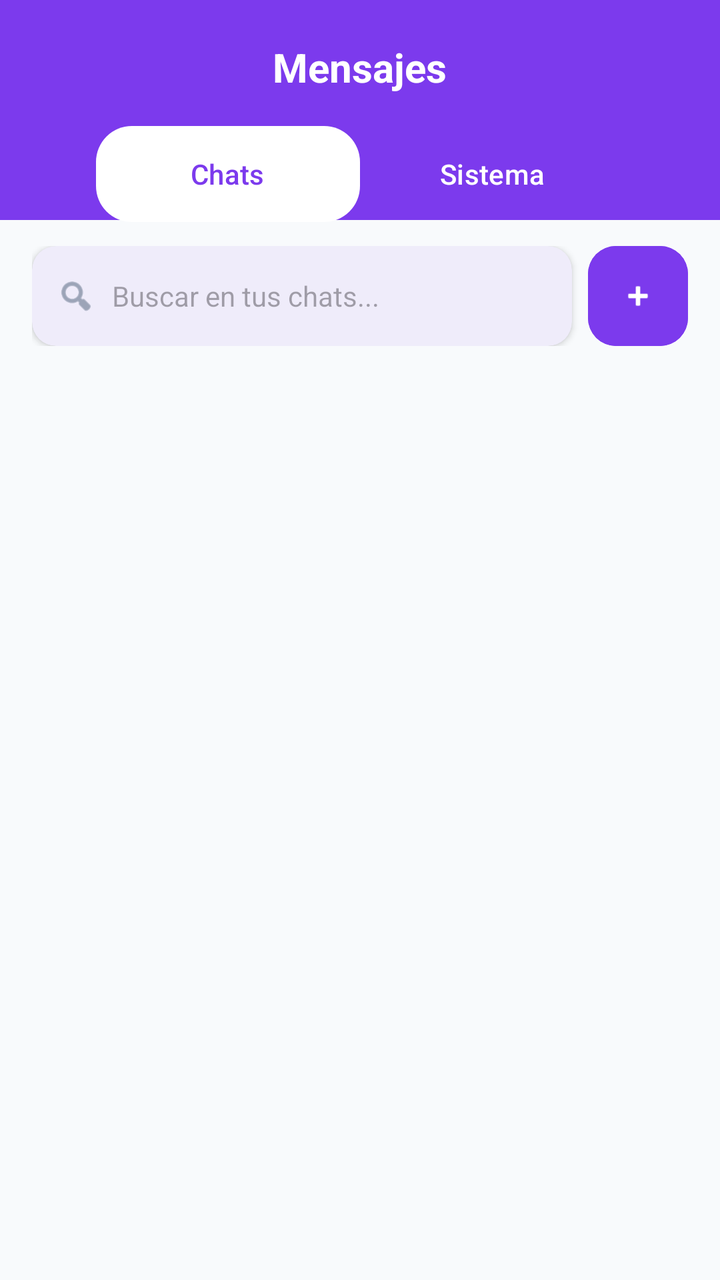
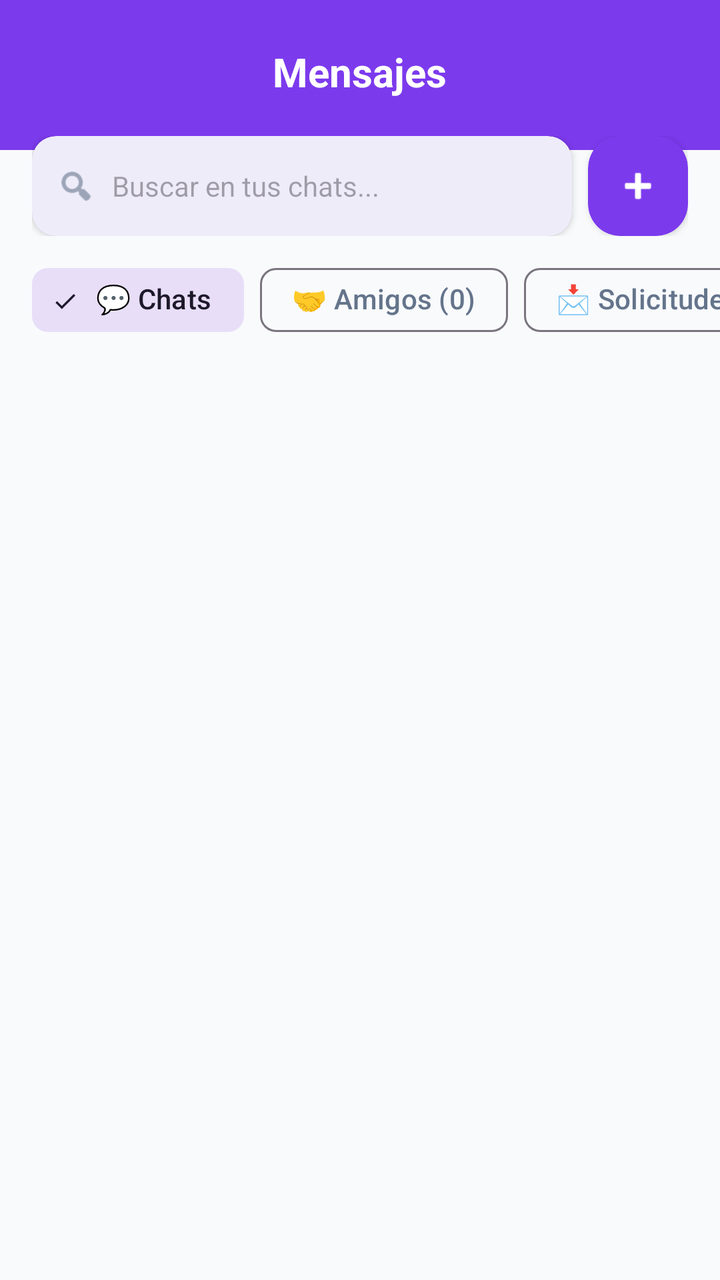

Compare the two renders of this Android layout. The source of the first and the diff that turns it into the second are given below.
<!-- AndroidManifest.xml: application theme Theme.Gomezmart -->
<!-- res/layout/fragment_buyer_chats.xml -->
<?xml version="1.0" encoding="utf-8"?>
<androidx.constraintlayout.widget.ConstraintLayout xmlns:android="http://schemas.android.com/apk/res/android"
    xmlns:app="http://schemas.android.com/apk/res-auto"
    android:layout_width="match_parent"
    android:layout_height="match_parent"
    android:background="?attr/colorSurface">

    
    <View
        android:id="@+id/topHeaderBackgroundBuyerChats"
        android:layout_width="match_parent"
        android:layout_height="110dp"
        android:background="@color/purple_600"
        app:layout_constraintTop_toTopOf="parent" />

    
    <RelativeLayout
        android:id="@+id/headerBuyerChats"
        android:layout_width="match_parent"
        android:layout_height="wrap_content"
        android:paddingHorizontal="24dp"
        android:paddingTop="20dp"
        app:layout_constraintTop_toTopOf="parent">

        <TextView
            android:id="@+id/tvTitleChats"
            android:layout_width="wrap_content"
            android:layout_height="wrap_content"
            android:layout_centerHorizontal="true"
            android:text="Mensajes"
            android:textColor="@android:color/white"
            android:textSize="20sp"
            android:textStyle="bold" />

        
        <com.google.android.material.tabs.TabLayout
            android:id="@+id/tabLayoutBuyerChats"
            android:layout_width="match_parent"
            android:layout_height="wrap_content"
            android:layout_below="@id/tvTitleChats"
            android:layout_marginTop="16dp"
            android:layout_marginStart="24dp"
            android:layout_marginEnd="24dp"
            android:background="@android:color/transparent"
            app:tabMode="fixed"
            app:tabGravity="fill"
            app:tabBackground="@drawable/bg_tab_pill_selector"
            app:tabIndicatorHeight="0dp"
            app:tabSelectedTextColor="@color/purple_600"
            app:tabTextColor="@android:color/white"
            app:tabPaddingStart="0dp"
            app:tabPaddingEnd="0dp"
            app:tabRippleColor="@android:color/transparent">
            <com.google.android.material.tabs.TabItem
                android:layout_width="wrap_content"
                android:layout_height="wrap_content"
                android:text="Chats" />
            <com.google.android.material.tabs.TabItem
                android:layout_width="wrap_content"
                android:layout_height="wrap_content"
                android:text="Sistema" />
        </com.google.android.material.tabs.TabLayout>
    </RelativeLayout>

    
    <androidx.constraintlayout.widget.ConstraintLayout
        android:id="@+id/layoutChatsSection"
        android:layout_width="match_parent"
        android:layout_height="0dp"
        android:visibility="visible"
        app:layout_constraintBottom_toBottomOf="parent"
        app:layout_constraintTop_toBottomOf="@id/headerBuyerChats">

        <LinearLayout
            android:id="@+id/layoutSearchRow"
            android:layout_width="match_parent"
            android:layout_height="wrap_content"
            android:layout_marginStart="16dp"
            android:layout_marginEnd="16dp"
            android:layout_marginTop="12dp"
            android:orientation="horizontal"
            android:gravity="center_vertical"
            app:layout_constraintTop_toTopOf="parent">

            <com.google.android.material.card.MaterialCardView
                android:id="@+id/cardSearchUser"
                android:layout_width="0dp"
                android:layout_height="50dp"
                android:layout_weight="1"
                app:cardCornerRadius="12dp"
                app:cardElevation="2dp"
                app:strokeWidth="0dp">

                <LinearLayout
                    android:layout_width="match_parent"
                    android:layout_height="match_parent"
                    android:orientation="horizontal"
                    android:gravity="center_vertical"
                    android:paddingHorizontal="12dp">

                    <ImageView
                        android:layout_width="20dp"
                        android:layout_height="20dp"
                        android:src="@android:drawable/ic_menu_search"
                        app:tint="?attr/colorOnSurfaceVariant" />

                    <EditText
                        android:id="@+id/etSearchUserChat"
                        android:layout_width="match_parent"
                        android:layout_height="match_parent"
                        android:layout_marginStart="8dp"
                        android:background="@android:color/transparent"
                        android:hint="Buscar en tus chats..."
                        android:textSize="14sp"
                        android:inputType="text"
                        android:maxLines="1"
                        android:textColor="?attr/colorOnSurface" />
                </LinearLayout>
            </com.google.android.material.card.MaterialCardView>

            
            <com.google.android.material.button.MaterialButton
                android:id="@+id/btnAddUserChat"
                style="@style/Widget.Material3.Button.TonalButton"
                android:layout_width="50dp"
                android:layout_height="50dp"
                android:layout_marginStart="8dp"
                android:padding="0dp"
                android:insetLeft="0dp"
                android:insetTop="0dp"
                android:insetRight="0dp"
                android:insetBottom="0dp"
                android:backgroundTint="@color/purple_600"
                app:icon="@android:drawable/ic_input_add"
                app:iconTint="@color/white"
                app:iconGravity="textStart"
                app:iconPadding="0dp"
                app:cornerRadius="14dp" />
        </LinearLayout>

        <androidx.recyclerview.widget.RecyclerView
            android:id="@+id/rvChats"
            android:layout_width="match_parent"
            android:layout_height="0dp"
            android:layout_marginTop="8dp"
            app:layout_constraintBottom_toBottomOf="parent"
            app:layout_constraintTop_toBottomOf="@id/layoutSearchRow" />

        
        <LinearLayout
            android:id="@+id/layoutEmptyChats"
            android:layout_width="match_parent"
            android:layout_height="wrap_content"
            android:orientation="vertical"
            android:gravity="center"
            android:padding="32dp"
            android:visibility="gone"
            app:layout_constraintTop_toBottomOf="@id/layoutSearchRow"
            app:layout_constraintBottom_toBottomOf="parent">

            <TextView
                android:layout_width="wrap_content"
                android:layout_height="wrap_content"
                android:text="💬"
                android:textSize="48sp" />

            <TextView
                android:layout_width="wrap_content"
                android:layout_height="wrap_content"
                android:layout_marginTop="16dp"
                android:text="Aún no tienes chats"
                android:textColor="@color/slate_900"
                android:textSize="18sp"
                android:textStyle="bold" />

            <TextView
                android:layout_width="wrap_content"
                android:layout_height="wrap_content"
                android:layout_marginTop="8dp"
                android:text="Presiona el botón '+' de arriba para buscar usuarios en línea y empezar a chatear."
                android:textColor="@color/slate_500"
                android:textSize="14sp"
                android:gravity="center" />

        </LinearLayout>
    </androidx.constraintlayout.widget.ConstraintLayout>

    
    <androidx.recyclerview.widget.RecyclerView
        android:id="@+id/rvMessages"
        android:layout_width="match_parent"
        android:layout_height="0dp"
        android:paddingTop="16dp"
        android:clipToPadding="false"
        android:visibility="gone"
        app:layout_constraintBottom_toBottomOf="parent"
        app:layout_constraintTop_toBottomOf="@id/headerBuyerChats" />

    
    <LinearLayout
        android:id="@+id/layoutEmptyMailbox"
        android:layout_width="wrap_content"
        android:layout_height="wrap_content"
        android:gravity="center"
        android:orientation="vertical"
        android:visibility="gone"
        app:layout_constraintBottom_toBottomOf="parent"
        app:layout_constraintEnd_toEndOf="parent"
        app:layout_constraintStart_toStartOf="parent"
        app:layout_constraintTop_toBottomOf="@id/topHeaderBackgroundBuyerChats">

        <ImageView
            android:layout_width="80dp"
            android:layout_height="80dp"
            android:src="@android:drawable/ic_dialog_email"
            android:alpha="0.2" />

        <TextView
            android:layout_width="wrap_content"
            android:layout_height="wrap_content"
            android:layout_marginTop="16dp"
            android:text="No hay mensajes nuevos"
            android:textColor="?attr/colorOnSurfaceVariant"
            android:alpha="0.5" />
    </LinearLayout>

</androidx.constraintlayout.widget.ConstraintLayout>
<!-- resources referenced by this layout -->
<resources>
  <color name="purple_600">#7C3AED</color>
  <color name="slate_500">#64748B</color>
  <color name="slate_900">#0F172A</color>
  <color name="white">#FFFFFFFF</color>
  <!-- drawable bg_tab_pill_selector (drawable) -->
  <?xml version="1.0" encoding="utf-8"?>
  <selector xmlns:android="http://schemas.android.com/apk/res/android">
      
      <item android:state_selected="true">
          <shape android:shape="rectangle">
              <solid android:color="@android:color/white" />
              <corners android:radius="18dp" />
          </shape>
      </item>
      
      <item>
          <shape android:shape="rectangle">
              <solid android:color="@android:color/transparent" />
              <corners android:radius="18dp" />
          </shape>
      </item>
  </selector>
  <style name="Theme.Gomezmart" parent="Base.Theme.Gomezmart" />
  <style name="Base.Theme.Gomezmart" parent="Theme.Material3.DayNight.NoActionBar">
          <item name="colorPrimary">@color/purple_600</item>
          <item name="colorOnPrimary">@color/white</item>
          <item name="colorSecondary">@color/indigo_500</item>
          <item name="colorSurface">@color/slate_50</item>
          <item name="colorOnSurface">@color/slate_900</item>
          <item name="colorOnSurfaceVariant">@color/slate_500</item>
          <item name="colorSurfaceContainer">@color/white</item>
          <item name="android:windowBackground">@color/slate_50</item>
      </style>
  <color name="indigo_500">#6366F1</color>
  <color name="slate_50">#F8FAFC</color>
</resources>

<!-- the commit's change to res/layout/fragment_buyer_chats.xml (unified diff, before → after) -->
@@ -9,58 +9,60 @@
     <View
         android:id="@+id/topHeaderBackgroundBuyerChats"
         android:layout_width="match_parent"
-        android:layout_height="110dp"
+        android:layout_height="75dp"
         android:background="@color/purple_600"
         app:layout_constraintTop_toTopOf="parent" />
 
     
-    <RelativeLayout
+    <LinearLayout
         android:id="@+id/headerBuyerChats"
         android:layout_width="match_parent"
         android:layout_height="wrap_content"
+        android:orientation="vertical"
         android:paddingHorizontal="24dp"
-        android:paddingTop="20dp"
+        android:paddingTop="16dp"
         app:layout_constraintTop_toTopOf="parent">
 
-        <TextView
-            android:id="@+id/tvTitleChats"
-            android:layout_width="wrap_content"
-            android:layout_height="wrap_content"
-            android:layout_centerHorizontal="true"
-            android:text="Mensajes"
-            android:textColor="@android:color/white"
-            android:textSize="20sp"
-            android:textStyle="bold" />
-
-        
-        <com.google.android.material.tabs.TabLayout
-            android:id="@+id/tabLayoutBuyerChats"
-            android:layout_width="match_parent"
-            android:layout_height="wrap_content"
-            android:layout_below="@id/tvTitleChats"
-            android:layout_marginTop="16dp"
-            android:layout_marginStart="24dp"
-            android:layout_marginEnd="24dp"
-            android:background="@android:color/transparent"
-            app:tabMode="fixed"
-            app:tabGravity="fill"
-            app:tabBackground="@drawable/bg_tab_pill_selector"
-            app:tabIndicatorHeight="0dp"
-            app:tabSelectedTextColor="@color/purple_600"
-            app:tabTextColor="@android:color/white"
-            app:tabPaddingStart="0dp"
-            app:tabPaddingEnd="0dp"
-            app:tabRippleColor="@android:color/transparent">
-            <com.google.android.material.tabs.TabItem
-                android:layout_width="wrap_content"
-                android:layout_height="wrap_content"
-                android:text="Chats" />
-            <com.google.android.material.tabs.TabItem
-                android:layout_width="wrap_content"
-                android:layout_height="wrap_content"
-                android:text="Sistema" />
-        </com.google.android.material.tabs.TabLayout>
-    </RelativeLayout>
+        <RelativeLayout
+            android:layout_width="match_parent"
+            android:layout_height="wrap_content"
+            android:minHeight="40dp">
+
+            <com.google.android.material.card.MaterialCardView
+                android:id="@+id/btnBackBuyerChats"
+                android:layout_width="40dp"
+                android:layout_height="40dp"
+                android:layout_alignParentStart="true"
+                android:layout_centerVertical="true"
+                android:clickable="true"
+                android:focusable="true"
+                android:foreground="?attr/selectableItemBackground"
+                android:visibility="gone"
+                app:cardBackgroundColor="@color/white"
+                app:cardCornerRadius="20dp"
+                app:cardElevation="4dp"
+                app:strokeWidth="0dp">
+
+                <TextView
+                    android:layout_width="match_parent"
+                    android:layout_height="match_parent"
+                    android:gravity="center"
+                    android:includeFontPadding="false"
+                    android:text="⬅️"
+                    android:textSize="20sp" />
+            </com.google.android.material.card.MaterialCardView>
+
+            <TextView
+                android:id="@+id/tvTitleChats"
+                android:layout_width="wrap_content"
+                android:layout_height="wrap_content"
+                android:layout_centerInParent="true"
+                android:text="Mensajes"
+                android:textColor="@android:color/white"
+                android:textSize="20sp"
+                android:textStyle="bold" />
+        </RelativeLayout>
+    </LinearLayout>
 
     
     <androidx.constraintlayout.widget.ConstraintLayout
@@ -119,32 +121,77 @@
             </com.google.android.material.card.MaterialCardView>
 
             
-            <com.google.android.material.button.MaterialButton
+            <com.google.android.material.card.MaterialCardView
                 android:id="@+id/btnAddUserChat"
-                style="@style/Widget.Material3.Button.TonalButton"
                 android:layout_width="50dp"
                 android:layout_height="50dp"
                 android:layout_marginStart="8dp"
-                android:padding="0dp"
-                android:insetLeft="0dp"
-                android:insetTop="0dp"
-                android:insetRight="0dp"
-                android:insetBottom="0dp"
-                android:backgroundTint="@color/purple_600"
-                app:icon="@android:drawable/ic_input_add"
-                app:iconTint="@color/white"
-                app:iconGravity="textStart"
-                app:iconPadding="0dp"
-                app:cornerRadius="14dp" />
+                android:clickable="true"
+                android:focusable="true"
+                android:foreground="?attr/selectableItemBackground"
+                app:cardBackgroundColor="@color/purple_600"
+                app:cardCornerRadius="16dp"
+                app:cardElevation="2dp"
+                app:strokeWidth="0dp">
+
+                <ImageView
+                    android:layout_width="24dp"
+                    android:layout_height="24dp"
+                    android:layout_gravity="center"
+                    android:src="@android:drawable/ic_input_add"
+                    app:tint="@color/white" />
+            </com.google.android.material.card.MaterialCardView>
         </LinearLayout>
+
+        <HorizontalScrollView
+            android:id="@+id/hsvChatsSocialBar"
+            android:layout_width="match_parent"
+            android:layout_height="wrap_content"
+            android:layout_marginTop="8dp"
+            android:paddingHorizontal="16dp"
+            android:clipToPadding="false"
+            android:scrollbars="none"
+            app:layout_constraintTop_toBottomOf="@id/layoutSearchRow">
+
+            <com.google.android.material.chip.ChipGroup
+                android:id="@+id/chipGroupChatsTabs"
+                android:layout_width="wrap_content"
+                android:layout_height="wrap_content"
+                app:singleLine="true"
+                app:singleSelection="true"
+                app:selectionRequired="true">
+
+                <com.google.android.material.chip.Chip
+                    android:id="@+id/chipChatsMain"
+                    style="@style/Widget.Material3.Chip.Filter"
+                    android:layout_width="wrap_content"
+                    android:layout_height="wrap_content"
+                    android:checked="true"
+                    android:text="💬 Chats" />
+
+                <com.google.android.material.chip.Chip
+                    android:id="@+id/chipChatsFriends"
+                    style="@style/Widget.Material3.Chip.Filter"
+                    android:layout_width="wrap_content"
+                    android:layout_height="wrap_content"
+                    android:text="🤝 Amigos (0)" />
+
+                <com.google.android.material.chip.Chip
+                    android:id="@+id/chipChatsMessageRequests"
+                    style="@style/Widget.Material3.Chip.Filter"
+                    android:layout_width="wrap_content"
+                    android:layout_height="wrap_content"
+                    android:text="📩 Solicitudes (0)" />
+            </com.google.android.material.chip.ChipGroup>
+        </HorizontalScrollView>
 
         <androidx.recyclerview.widget.RecyclerView
             android:id="@+id/rvChats"
             android:layout_width="match_parent"
             android:layout_height="0dp"
-            android:layout_marginTop="8dp"
-            app:layout_constraintBottom_toBottomOf="parent"
-            app:layout_constraintTop_toBottomOf="@id/layoutSearchRow" />
+            android:layout_marginTop="6dp"
+            app:layout_constraintBottom_toTopOf="@id/cardGuestInfoBanner"
+            app:layout_constraintTop_toBottomOf="@id/hsvChatsSocialBar" />
 
         
         <LinearLayout
@@ -155,16 +202,18 @@
             android:gravity="center"
             android:padding="32dp"
             android:visibility="gone"
-            app:layout_constraintTop_toBottomOf="@id/layoutSearchRow"
+            app:layout_constraintTop_toBottomOf="@id/hsvChatsSocialBar"
             app:layout_constraintBottom_toBottomOf="parent">
 
             <TextView
+                android:id="@+id/tvEmptyChatsEmoji"
                 android:layout_width="wrap_content"
                 android:layout_height="wrap_content"
                 android:text="💬"
                 android:textSize="48sp" />
 
             <TextView
+                android:id="@+id/tvEmptyChatsTitle"
                 android:layout_width="wrap_content"
                 android:layout_height="wrap_content"
                 android:layout_marginTop="16dp"
@@ -174,54 +223,86 @@
                 android:textStyle="bold" />
 
             <TextView
+                android:id="@+id/tvEmptyChatsSubtitle"
                 android:layout_width="wrap_content"
                 android:layout_height="wrap_content"
                 android:layout_marginTop="8dp"
-                android:text="Presiona el botón '+' de arriba para buscar usuarios en línea y empezar a chatear."
+                android:text="Presiona el botón '+' para buscar otros usuarios en línea y empezar a chatear."
                 android:textColor="@color/slate_500"
                 android:textSize="14sp"
                 android:gravity="center" />
 
+            <com.google.android.material.button.MaterialButton
+                android:id="@+id/btnEmptyOpenCommunity"
+                style="@style/Widget.Material3.Button.TonalButton"
+                android:layout_width="wrap_content"
+                android:layout_height="wrap_content"
+                android:layout_marginTop="16dp"
+                android:text="Explorar Comunidad (+)"
+                android:textColor="@color/purple_700"
+                app:backgroundTint="@color/purple_50"
+                app:cornerRadius="14dp"
+                android:visibility="gone" />
+
         </LinearLayout>
+
+        
+        <com.google.android.material.card.MaterialCardView
+            android:id="@+id/cardGuestInfoBanner"
+            android:layout_width="match_parent"
+            android:layout_height="wrap_content"
+            android:layout_marginHorizontal="16dp"
+            android:layout_marginBottom="16dp"
+            android:layout_marginTop="8dp"
+            app:cardCornerRadius="16dp"
+            app:cardElevation="2dp"
+            app:cardBackgroundColor="@color/white"
+            app:strokeWidth="1dp"
+            app:strokeColor="@color/purple_100"
+            android:visibility="gone"
+            app:layout_constraintBottom_toBottomOf="parent">
+
+            <LinearLayout
+                android:layout_width="match_parent"
+                android:layout_height="wrap_content"
+                android:orientation="vertical"
+                android:gravity="center"
+                android:padding="16dp">
+
+                <TextView
+                    android:layout_width="wrap_content"
+                    android:layout_height="wrap_content"
+                    android:text="🔒 Inicia sesión para chatear"
+                    android:textColor="@color/purple_800"
+                    android:textSize="14sp"
+                    android:textStyle="bold"
+                    android:gravity="center" />
+
+                <TextView
+                    android:layout_width="match_parent"
+                    android:layout_height="wrap_content"
+                    android:layout_marginTop="6dp"
+                    android:text="En modo invitado puedes leer los comunicados oficiales del sistema y explorar la lista de usuarios registrados pulsando el botón '+'."
+                    android:textColor="@color/slate_600"
+                    android:textSize="12sp"
+                    android:gravity="center" />
+
+                <com.google.android.material.button.MaterialButton
+                    android:id="@+id/btnGuestLoginBanner"
+                    style="@style/Widget.Material3.Button"
+                    android:layout_width="wrap_content"
+                    android:layout_height="wrap_content"
+                    android:layout_marginTop="12dp"
+                    android:text="Iniciar sesión / Crear cuenta"
+                    android:textColor="@color/white"
+                    app:backgroundTint="@color/purple_600"
+                    app:cornerRadius="16dp"
+                    android:textSize="13sp"
+                    android:textStyle="bold"
+                    android:paddingHorizontal="20dp"
+                    android:paddingVertical="8dp" />
+            </LinearLayout>
+        </com.google.android.material.card.MaterialCardView>
     </androidx.constraintlayout.widget.ConstraintLayout>
 
-    
-    <androidx.recyclerview.widget.RecyclerView
-        android:id="@+id/rvMessages"
-        android:layout_width="match_parent"
-        android:layout_height="0dp"
-        android:paddingTop="16dp"
-        android:clipToPadding="false"
-        android:visibility="gone"
-        app:layout_constraintBottom_toBottomOf="parent"
-        app:layout_constraintTop_toBottomOf="@id/headerBuyerChats" />
-
-    
-    <LinearLayout
-        android:id="@+id/layoutEmptyMailbox"
-        android:layout_width="wrap_content"
-        android:layout_height="wrap_content"
-        android:gravity="center"
-        android:orientation="vertical"
-        android:visibility="gone"
-        app:layout_constraintBottom_toBottomOf="parent"
-        app:layout_constraintEnd_toEndOf="parent"
-        app:layout_constraintStart_toStartOf="parent"
-        app:layout_constraintTop_toBottomOf="@id/topHeaderBackgroundBuyerChats">
-
-        <ImageView
-            android:layout_width="80dp"
-            android:layout_height="80dp"
-            android:src="@android:drawable/ic_dialog_email"
-            android:alpha="0.2" />
-
-        <TextView
-            android:layout_width="wrap_content"
-            android:layout_height="wrap_content"
-            android:layout_marginTop="16dp"
-            android:text="No hay mensajes nuevos"
-            android:textColor="?attr/colorOnSurfaceVariant"
-            android:alpha="0.5" />
-    </LinearLayout>
-
 </androidx.constraintlayout.widget.ConstraintLayout>
<!-- resource entries referenced after the edit -->
@@ -1,27 +1,14 @@
 <!-- resources referenced by this layout -->
 <resources>
+  <color name="purple_100">#EDE9FE</color>
+  <color name="purple_50">#F5F3FF</color>
   <color name="purple_600">#7C3AED</color>
+  <color name="purple_700">#6D28D9</color>
+  <color name="purple_800">#5B21B6</color>
   <color name="slate_500">#64748B</color>
+  <color name="slate_600">#475569</color>
   <color name="slate_900">#0F172A</color>
   <color name="white">#FFFFFFFF</color>
-  <!-- drawable bg_tab_pill_selector (drawable) -->
-  <?xml version="1.0" encoding="utf-8"?>
-  <selector xmlns:android="http://schemas.android.com/apk/res/android">
-      
-      <item android:state_selected="true">
-          <shape android:shape="rectangle">
-              <solid android:color="@android:color/white" />
-              <corners android:radius="18dp" />
-          </shape>
-      </item>
-      
-      <item>
-          <shape android:shape="rectangle">
-              <solid android:color="@android:color/transparent" />
-              <corners android:radius="18dp" />
-          </shape>
-      </item>
-  </selector>
   <style name="Theme.Gomezmart" parent="Base.Theme.Gomezmart" />
   <style name="Base.Theme.Gomezmart" parent="Theme.Material3.DayNight.NoActionBar">
           <item name="colorPrimary">@color/purple_600</item>
